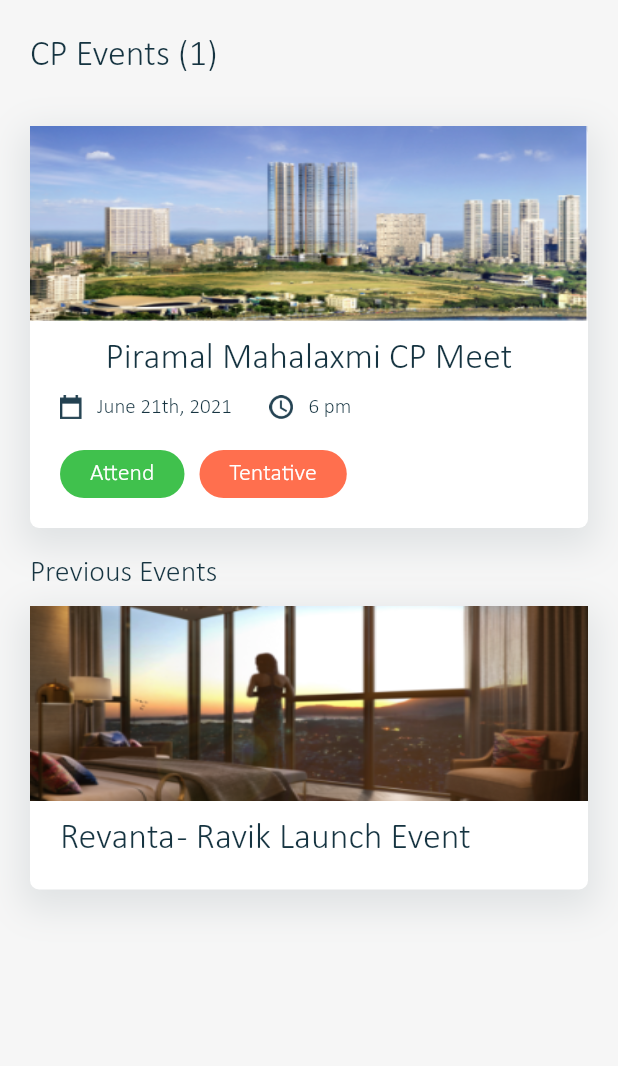
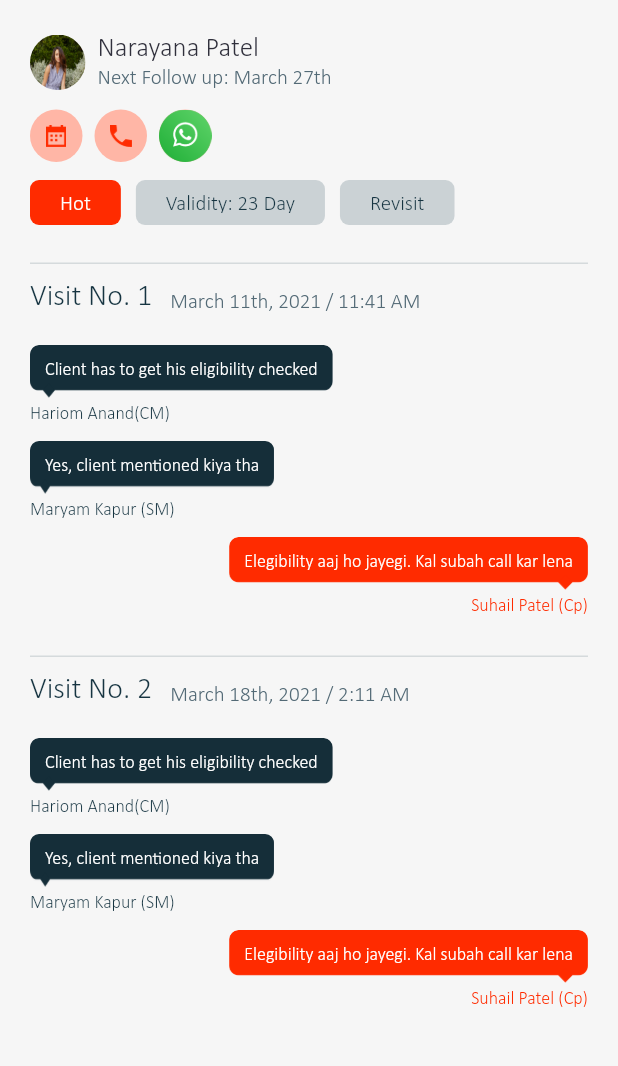
Before and after one commit to pratikKataria/piramal_cp, a Flutter app: the screen it shows after launch, on a phone screen of 412 x 824 dp, the part 84-1150 px from its top. Run offline on Flutter 3.47's test engine with Material 2 defaults, Android fonts, the phone set to English and light mode, and no system bars; our stand-ins replace connectivity, fluttertoast, logger, progress_dialog, shared_preferences; project files that could hold a hidden picture were left out.

Commit message:
➕ Walkin customer profile ui created

```diff
--- a/lib/main.dart
+++ b/lib/main.dart
@@ -8,6 +8,7 @@ import 'package:piramal_channel_partner/utils/scroll_behavior.dart';
 import 'package:provider/provider.dart';
 
 import 'ui/cpEvent/cp_event_screen.dart';
+import 'ui/customerProfile/walkin/walkin_customer_profile_detail_Screen.dart';
 import 'ui/notificationSc/notification_screen.dart';
 import 'utils/Utility.dart';
 
@@ -38,7 +39,7 @@ class MyApp extends StatelessWidget {
           );
         },
         theme: ThemeData(primarySwatch: Colors.deepOrange, scaffoldBackgroundColor: AppColors.white),
-        home: CPEventScreen(),
+        home: WalkinCustomerProfileDetailScreen(),
       ),
     );
   }
--- a/lib/res/Images.dart
+++ b/lib/res/Images.dart
@@ -24,11 +24,11 @@ class Images {
   static const kIconicAssistPerson = base + "ic_assist_person.png";
   static const kIconClock = base + "ic_clock.png";
   static const kIconCpEventCalender = base + "ic_event_calender.png";
-
+  static const kIconChatLeft = base + "ic_chat_left.png";
+  static const kIconChatRight = base + "ic_chat_right.png";
 
   static const kImgPlaceholder = base + "img_placeholder.png";
   static const kImgPlaceholder1 = base + "img_placeholder_1.png";
   static const kImgEventPlaceholder = base + "img_event_placeholder.png";
   static const kImgEventPlaceholder1 = base + "img_event_placeholder_1.png";
-
 }
--- a/lib/ui/base/base_screen.dart
+++ b/lib/ui/base/base_screen.dart
@@ -22,6 +22,7 @@ class BaseScreen extends StatelessWidget {
       body: Scaffold(
         key: drawerKey,
         drawerEnableOpenDragGesture: false,
+        backgroundColor: AppColors.screenBackgroundColor,
         drawer: Container(
           width: Utility.screenWidth(context),
           color: AppColors.screenBackgroundColor,
--- /dev/null
+++ b/lib/ui/customerProfile/walkin/walkin_customer_profile_detail_Screen.dart
@@ -0,0 +1,167 @@
+import 'package:flutter/material.dart';
+import 'package:piramal_channel_partner/res/AppColors.dart';
+import 'package:piramal_channel_partner/res/Fonts.dart';
+import 'package:piramal_channel_partner/res/Images.dart';
+import 'package:piramal_channel_partner/ui/customerProfile/widget/left_chat_widget.dart';
+import 'package:piramal_channel_partner/ui/customerProfile/widget/right_chat_widget.dart';
+import 'package:piramal_channel_partner/utils/Utility.dart';
+
+class WalkinCustomerProfileDetailScreen extends StatelessWidget {
+  const WalkinCustomerProfileDetailScreen({Key key}) : super(key: key);
+
+  @override
+  Widget build(BuildContext context) {
+    return Padding(
+      padding: EdgeInsets.symmetric(horizontal: 20.0, vertical: 2.0),
+      child: ListView(
+        children: [
+          verticalSpace(20.0),
+          //customer pic with name and time
+          Row(
+            children: [
+              ClipRRect(
+                borderRadius: BorderRadius.circular(80.0),
+                child: Container(
+                  height: 37,
+                  width: 37,
+                  child: Image.asset(Images.kImgPlaceholder, fit: BoxFit.fill),
+                ),
+              ),
+              horizontalSpace(8.0),
+              Column(
+                crossAxisAlignment: CrossAxisAlignment.start,
+                children: [
+                  Text("Narayana Patel", style: textStyleRegular18pxW500),
+                  Text("Next Follow up: March 27th", style: textStyleSubText14px500w),
+                ],
+              ),
+            ],
+          ),
+
+          //calender call whatsapp
+          verticalSpace(12.0),
+          Row(
+            children: [
+              Container(
+                width: 35,
+                height: 35,
+                decoration: BoxDecoration(
+                  shape: BoxShape.circle,
+                  color: AppColors.colorPrimaryLight,
+                ),
+                padding: EdgeInsets.all(10.0),
+                child: Image.asset(Images.kIconCalender),
+              ),
+              horizontalSpace(8.0),
+              Container(
+                width: 35,
+                height: 35,
+                decoration: BoxDecoration(
+                  shape: BoxShape.circle,
+                  color: AppColors.colorPrimaryLight,
+                ),
+                padding: EdgeInsets.all(10.0),
+                child: Image.asset(Images.kIconPhone),
+              ),
+              horizontalSpace(8.0),
+              Container(
+                width: 35,
+                height: 35,
+                decoration: BoxDecoration(
+                  shape: BoxShape.circle,
+                  color: AppColors.colorPrimaryLight,
+                ),
+                child: Image.asset(Images.kIconWhatsApp),
+              ),
+            ],
+          ),
+
+          //chip layout
+          verticalSpace(12.0),
+          Container(
+            height: 30,
+            child: ListView(
+              scrollDirection: Axis.horizontal,
+              children: [
+                Container(
+                  decoration: BoxDecoration(
+                    borderRadius: BorderRadius.circular(6),
+                    color: AppColors.colorPrimary,
+                  ),
+                  padding: EdgeInsets.symmetric(horizontal: 20.0, vertical: 8.0),
+                  child: Text("Hot", style: textStyleWhite14px500w),
+                ),
+                horizontalSpace(10.0),
+                Container(
+                  decoration: BoxDecoration(
+                    borderRadius: BorderRadius.circular(6),
+                    color: AppColors.chipColor,
+                  ),
+                  padding: EdgeInsets.symmetric(horizontal: 20.0, vertical: 8.0),
+                  child: Text("Validity: 23 Day", style: textStyle14px500w),
+                ),
+                horizontalSpace(10.0),
+                Container(
+                  decoration: BoxDecoration(
+                    borderRadius: BorderRadius.circular(6),
+                    color: AppColors.chipColor,
+                  ),
+                  padding: EdgeInsets.symmetric(horizontal: 20.0, vertical: 8.0),
+                  child: Text("Revisit", style: textStyle14px500w),
+                ),
+
+              ],
+            ),
+          ),
+
+          //Comment layout
+          verticalSpace(25.0),
+          line(),
+          verticalSpace(10.0),
+          Row(
+            crossAxisAlignment: CrossAxisAlignment.end,
+            children: [
+              Text("Visit No. 1", style: textStyle20px500w),
+              horizontalSpace(12.0),
+              Text("March 11th, 2021 / 11:41 AM", style: textStyleSubText14px500w),
+            ],
+          ),
+
+         //Chat
+          verticalSpace(20.0),
+          LeftChatWidget(name: "Hariom Anand(CM)", chatText: "Client has to get his eligibility checked",),
+
+          verticalSpace(10.0),
+          LeftChatWidget(name: "Maryam Kapur (SM)", chatText: "Yes, client mentioned kiya tha",),
+
+          verticalSpace(10.0),
+          Align(alignment: Alignment.centerRight, child: RightChatWidget()),
+
+
+          //Second visit
+          verticalSpace(25.0),
+          line(),
+          verticalSpace(10.0),
+          Row(
+            crossAxisAlignment: CrossAxisAlignment.end,
+            children: [
+              Text("Visit No. 2", style: textStyle20px500w),
+              horizontalSpace(12.0),
+              Text("March 18th, 2021 / 2:11 AM", style: textStyleSubText14px500w),
+            ],
+          ),
+
+          //Chat
+          verticalSpace(20.0),
+          LeftChatWidget(name: "Hariom Anand(CM)", chatText: "Client has to get his eligibility checked",),
+
+          verticalSpace(10.0),
+          LeftChatWidget(name: "Maryam Kapur (SM)", chatText: "Yes, client mentioned kiya tha",),
+
+          verticalSpace(10.0),
+          Align(alignment: Alignment.centerRight, child: RightChatWidget()),
+        ],
+      ),
+    );
+  }
+}
--- /dev/null
+++ b/lib/ui/customerProfile/widget/left_chat_widget.dart
@@ -0,0 +1,38 @@
+import 'package:flutter/material.dart';
+import 'package:piramal_channel_partner/res/Fonts.dart';
+import 'package:piramal_channel_partner/res/Images.dart';
+import 'package:piramal_channel_partner/utils/Utility.dart';
+
+class LeftChatWidget extends StatelessWidget {
+  final String name;
+  final String chatText;
+  const LeftChatWidget({Key key, this.name, this.chatText}) : super(key: key);
+
+  @override
+  Widget build(BuildContext context) {
+    return Column(
+      crossAxisAlignment: CrossAxisAlignment.start,
+      children: [
+        Container(
+          padding: EdgeInsets.symmetric(horizontal: 10.0, vertical: 10.0),
+          decoration: BoxDecoration(
+            borderRadius: BorderRadius.circular(6),
+            image: DecorationImage(
+              image: AssetImage(Images.kIconChatLeft),
+              fit: BoxFit.fill,
+            ),
+          ),
+          child: Text(
+            "$chatText",
+            style: textStyleWhite12px500w,
+          ),
+        ),
+        verticalSpace(4.0),
+        Text(
+          "$name",
+          style: textStyle12px500w,
+        )
+      ],
+    );
+  }
+}
--- /dev/null
+++ b/lib/ui/customerProfile/widget/right_chat_widget.dart
@@ -0,0 +1,36 @@
+import 'package:flutter/material.dart';
+import 'package:piramal_channel_partner/res/Fonts.dart';
+import 'package:piramal_channel_partner/res/Images.dart';
+import 'package:piramal_channel_partner/utils/Utility.dart';
+
+class RightChatWidget extends StatelessWidget {
+  const RightChatWidget({Key key}) : super(key: key);
+
+  @override
+  Widget build(BuildContext context) {
+    return Column(
+      crossAxisAlignment: CrossAxisAlignment.end,
+      children: [
+        Container(
+          padding: EdgeInsets.symmetric(horizontal: 10.0, vertical: 10.0),
+          decoration: BoxDecoration(
+            borderRadius: BorderRadius.circular(6),
+            image: DecorationImage(
+              image: AssetImage(Images.kIconChatRight),
+              fit: BoxFit.fill,
+            ),
+          ),
+          child: Text(
+            "Elegibility aaj ho jayegi. Kal subah call kar lena",
+            style: textStyleWhite12px500w,
+          ),
+        ),
+        verticalSpace(4.0),
+        Text(
+          "Suhail Patel (Cp)",
+          style: textStylePrimary12px500w,
+        )
+      ],
+    );
+  }
+}
--- a/lib/ui/home/home_screen.dart
+++ b/lib/ui/home/home_screen.dart
@@ -177,7 +177,7 @@ class _HomeScreenState extends State<HomeScreen> with SingleTickerProviderStateM
               Column(
                 crossAxisAlignment: CrossAxisAlignment.start,
                 children: [
-                  Text("Vihaan khatri", style: textStyle14px500w),
+                  Text("Vihaan khatri", style: textStyleRegular18pxW500),
                   Text("Next Follow up: March 27th", style: textStyleSubText14px500w),
                 ],
               ),
@@ -303,7 +303,7 @@ class _HomeScreenState extends State<HomeScreen> with SingleTickerProviderStateM
               Column(
                 crossAxisAlignment: CrossAxisAlignment.start,
                 children: [
-                  Text("Narayana Patel", style: textStyle14px500w),
+                  Text("Narayana Patel", style: textStyleRegular18pxW500),
                   Text("Next Follow up: March 27th", style: textStyleSubText14px500w),
                 ],
               ),
```
Also changed, not shown: assets/images/ic_chat_left.png (added), assets/images/ic_chat_right.png (added), lib/generated/assets.dart. Lines whose indentation alone changed are shown as unchanged.
